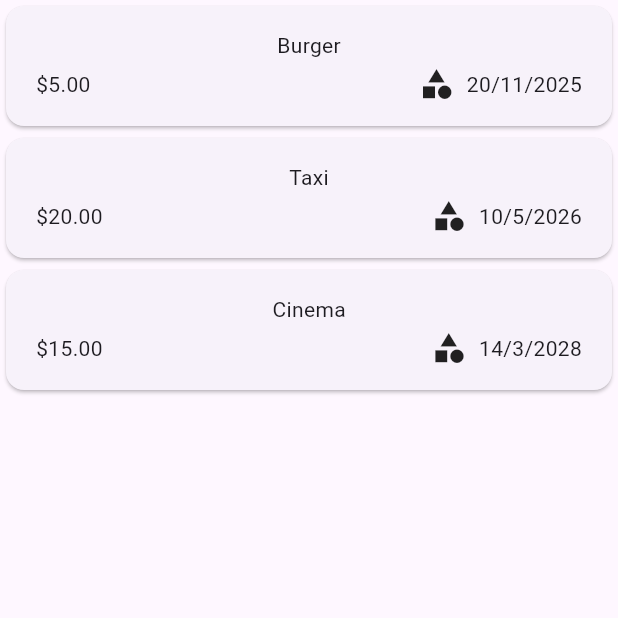
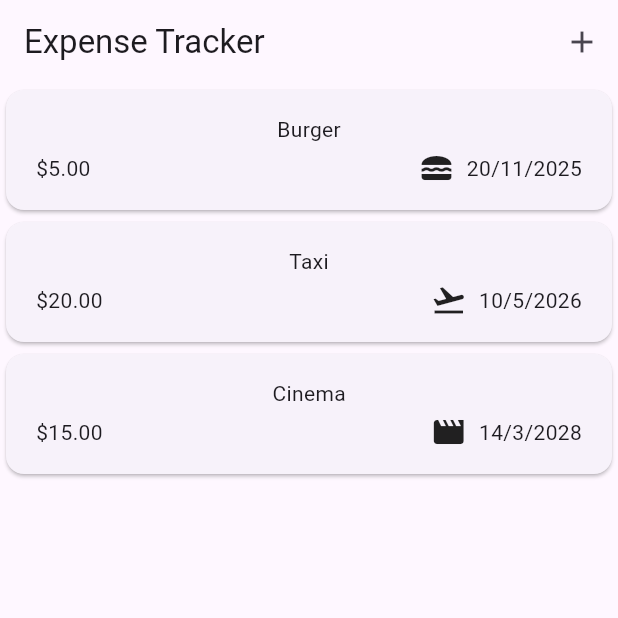
Before and after one commit to CyberJunior18/ExpensesApp, a Flutter app: the screen it shows after launch, on a phone screen of 412 x 824 dp, the top half of it. Run offline on Flutter 3.47's test engine with Material 3 defaults, Android fonts, the phone set to English and light mode, and no system bars.

```diff
--- a/lib/expenses_app.dart
+++ b/lib/expenses_app.dart
@@ -1,4 +1,5 @@
 import 'package:expenses_tracker/widgets/expenses_list.dart';
+import 'package:expenses_tracker/widgets/new_expense.dart';
 import 'package:flutter/material.dart';
 
 import 'models/expense.dart';
@@ -32,12 +33,27 @@ class _ExpensesAppState extends State<ExpensesApp> {
     ),
   ];
 
+  void _openAddExpenseOverlay() {
+    showModalBottomSheet(
+      context: context,
+      isScrollControlled: true,
+      builder: (ctx) => NewExpense(),
+    );
+  }
+
   @override
   Widget build(BuildContext context) {
-    return MaterialApp(
-      home: Scaffold(
-        body: ExpensesList(expensesList: _registeredExpensesList),
+    return Scaffold(
+      appBar: AppBar(
+        title: const Text("Expense Tracker"),
+        actions: [
+          IconButton(
+            onPressed: _openAddExpenseOverlay,
+            icon: const Icon(Icons.add),
+          ),
+        ],
       ),
+      body: ExpensesList(expensesList: _registeredExpensesList),
     );
   }
 }
--- a/lib/models/expense.dart
+++ b/lib/models/expense.dart
@@ -1,3 +1,4 @@
+import 'package:flutter/material.dart';
 import 'package:intl/intl.dart';
 import 'package:uuid/uuid.dart';
 
@@ -21,3 +22,10 @@ class Expense {
 }
 
 enum Category { food, work, leisure, travel }
+
+const categoryIcon = {
+  Category.food: Icons.lunch_dining,
+  Category.travel: Icons.flight_takeoff,
+  Category.leisure: Icons.movie,
+  Category.work: Icons.work,
+};
--- a/lib/widgets/expenses_item.dart
+++ b/lib/widgets/expenses_item.dart
@@ -19,7 +19,7 @@ class ExpenseItem extends StatelessWidget {
                 Text('\$${expense.amount.toStringAsFixed(2)}'),
                 Row(
                   children: [
-                    Icon(Icons.category),
+                    Icon(categoryIcon[expense.category]),
                     SizedBox(width: 8),
                     Text(
                       '${expense.date.day}/${expense.date.month}/${expense.date.year}',
```
Also changed, not shown: lib/main.dart (+8 -2 lines), lib/widgets/new_expense.dart (added, +71 -0 lines).
